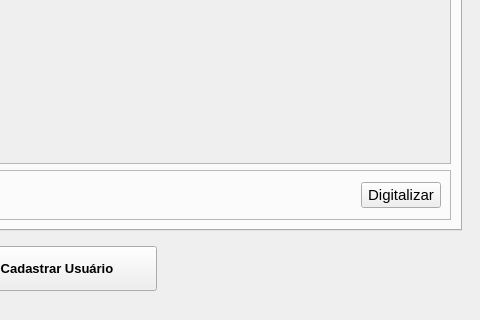
The window that uiscan.ui (wkenyosh/Digitalizador_PI) describes before a commit, drawn with Qt 5; both pictures show x 366 to 846 and y 365 to 685 of the 846 by 685 pixel window.
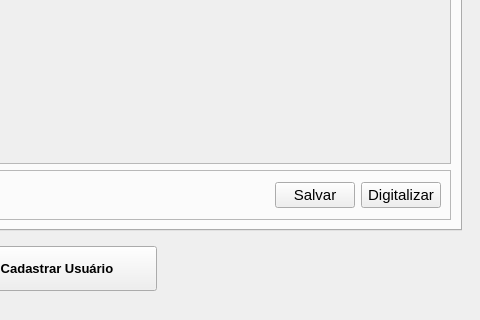
The same window after the commit. The open tabs and pages were chosen to show the change.

What changed in the file:
```diff
--- a/uiscan.ui
+++ b/uiscan.ui
@@ -1071,6 +1071,13 @@
                    </property>
                   </spacer>
                  </item>
+                 <item>
+                  <widget class="QPushButton" name="btn_salvar6">
+                   <property name="text">
+                    <string>Salvar</string>
+                   </property>
+                  </widget>
+                 </item>
                  <item>
                   <widget class="QPushButton" name="btn_digitalizarTab6">
                    <property name="text">
```
Left out of the diff: 69 changed lines with no effect on the pictures.
